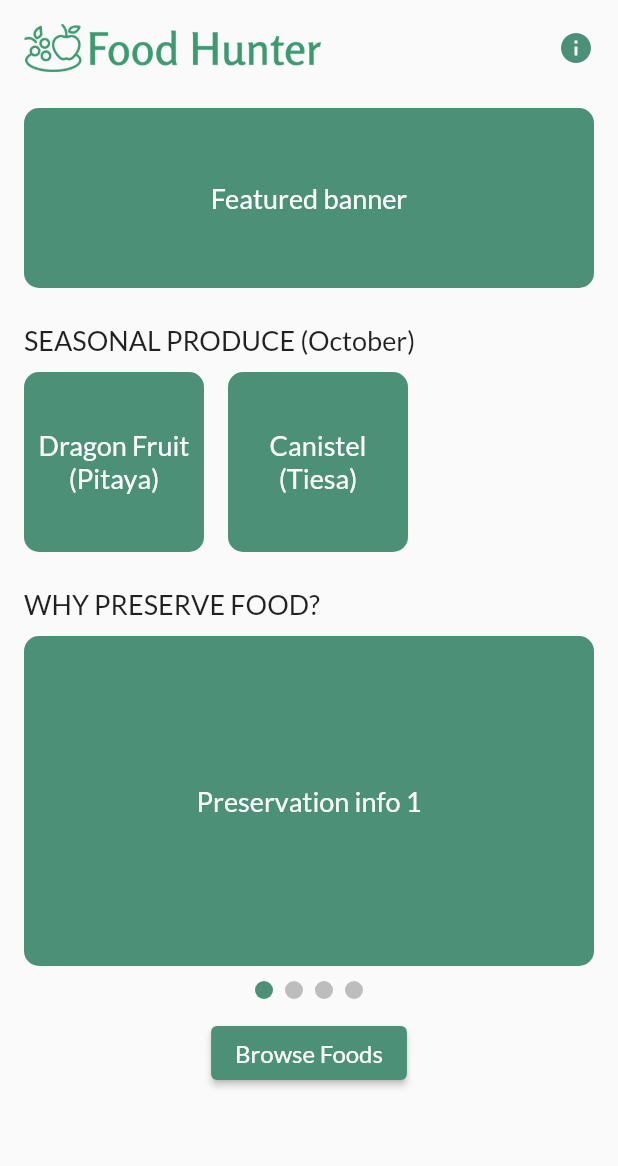
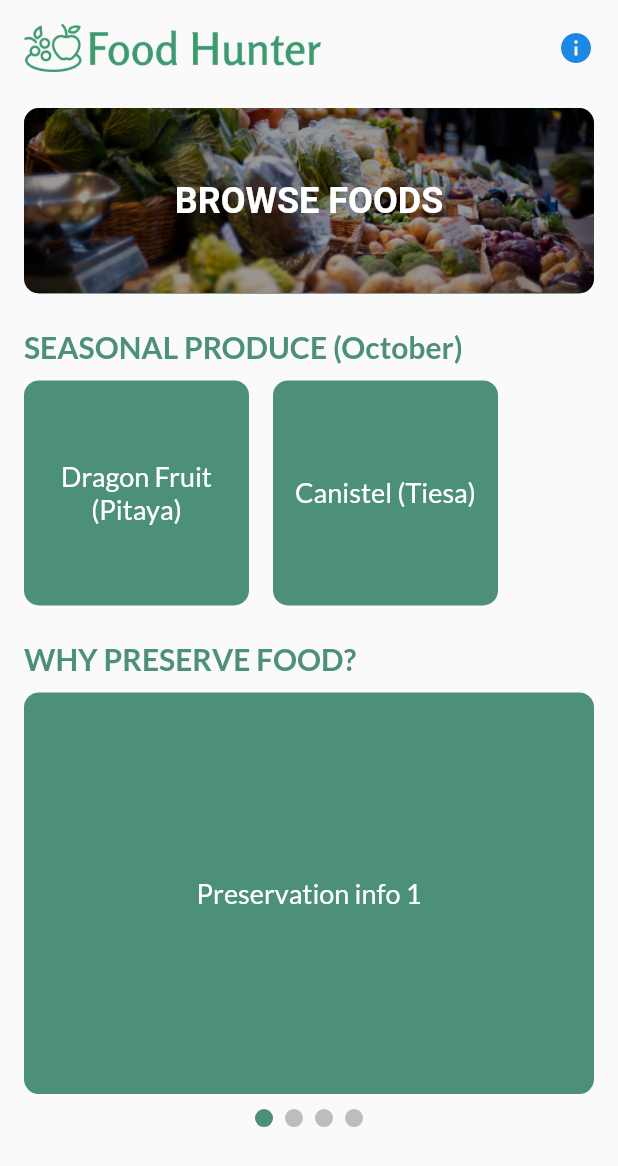
Before and after one commit to noitisoprepus/food-hunter, a Flutter app: the screen it shows after launch, on a phone screen of 412 x 824 dp. Shown: the top 1166 px of the screen. Run offline on Flutter 3.47's test engine with Material 2 defaults, Android fonts, the phone set to English and light mode, and no system bars; our stand-ins replace google_fonts.

Commit message:
Homepage improvements

```diff
--- a/lib/pages/home.dart
+++ b/lib/pages/home.dart
@@ -4,6 +4,7 @@ import 'package:flutter/services.dart';
 import 'package:food_hunter/pages/catalog.dart';
 import 'package:food_hunter/pages/food.dart';
 import 'package:food_hunter/themes/color_scheme.dart';
+import 'package:google_fonts/google_fonts.dart';
 
 class HomePage extends StatefulWidget {
   const HomePage({super.key});
@@ -64,24 +65,32 @@ class _HomePageState extends State<HomePage> {
   @override
   Widget build(BuildContext context) {
     double screenWidth = MediaQuery.of(context).size.width;
+    double screenHeight = MediaQuery.of(context).size.height;
+
     DateTime now = DateTime.now();
     String currMonth = getMonthString(now.month);
+
+    ColorFilter darkenFilter = ColorFilter.mode(
+      Colors.black.withOpacity(0.4),
+      BlendMode.srcOver,
+    );
+
     return Scaffold(
       body: SafeArea(
         child: Column(
           children: <Widget>[
-            const Padding(
-              padding: EdgeInsets.all(16.0),
+            Padding(
+              padding: const EdgeInsets.all(16.0),
               child: Row(
                 mainAxisAlignment: MainAxisAlignment.spaceBetween,
                 children: [
-                  Image(
+                  const Image(
                     image: AssetImage('assets/pics/logo/banner-logo.png'),
                     height: 32,
                   ),
                   Icon(
                     Icons.info,
-                    color: FHColorScheme.primaryColor,
+                    color: Colors.blue[600],
                     size: 24.0,
                   ),
                 ],
@@ -93,22 +102,46 @@ class _HomePageState extends State<HomePage> {
             Padding(
               padding: const EdgeInsets.symmetric(horizontal: 16.0),
               child: SizedBox(
-                height: 120,
+                height: screenHeight * 0.15,
+                child: GestureDetector(
+                  onTap: () {
+                    Navigator.push(
+                      context,
+                      MaterialPageRoute(
+                        builder: (context) => const CatalogPage(),
+                      ),
+                    );
+                  },
                   child: Container(
                     constraints: const BoxConstraints.expand(),
                     decoration: BoxDecoration(
                       color: FHColorScheme.primaryColor,
                       borderRadius: BorderRadius.circular(10),
                     ),
-                  child: const Center(
+                    clipBehavior: Clip.antiAlias,
+                    child: Stack(
+                      fit: StackFit.expand,
+                      children: <Widget>[
+                        ColorFiltered(
+                          colorFilter: darkenFilter,
+                          child: const Image(
+                            image: AssetImage('assets/pics/preservation/market_0.jpg'),
+                            fit: BoxFit.cover,
+                          ),
+                        ),
+                        Center(
                           child: Text(
-                      'Featured banner',
-                      style: TextStyle(
-                        fontSize: 18,
+                            'BROWSE FOODS',
+                            style: GoogleFonts.hindSiliguri(
+                              fontSize: 24,
+                              fontWeight: FontWeight.bold,
                               color: Colors.white,
                             )
-                    )
-                  )
+                          ),
+                        ),
+                      ],
+                    ),
+                  ),
                 )
               )
             ),
@@ -122,7 +155,9 @@ class _HomePageState extends State<HomePage> {
                 child: Text(
                     'SEASONAL PRODUCE ($currMonth)',
                     style: const TextStyle(
-                      fontSize: 18,
+                      fontSize: 20,
+                      fontWeight: FontWeight.bold,
+                      color: FHColorScheme.primaryColor
                     ),
                   )
                 )
@@ -131,7 +166,7 @@ class _HomePageState extends State<HomePage> {
               height: 10,
             ),
             SizedBox(
-              height: 120,
+              height: 150,
               child: ListView.builder(
                 scrollDirection: Axis.horizontal,
                 itemCount: _seasonalFoods.length,
@@ -154,7 +189,7 @@ class _HomePageState extends State<HomePage> {
                         child: Hero(
                           tag: _seasonalFoods[index],
                           child: Container(
-                            width: 120,
+                            width: 150,
                             decoration: BoxDecoration(
                               color: FHColorScheme.primaryColor,
                               borderRadius: BorderRadius.circular(10),
@@ -188,7 +223,9 @@ class _HomePageState extends State<HomePage> {
                 child: Text(
                     'WHY PRESERVE FOOD?',
                     style: TextStyle(
-                      fontSize: 18,
+                      fontSize: 20,
+                      fontWeight: FontWeight.bold,
+                      color: FHColorScheme.primaryColor
                     ),
                   )
                 )
@@ -197,7 +234,7 @@ class _HomePageState extends State<HomePage> {
               height: 10,
             ),
             SizedBox(
-              height: 220,
+              height: screenHeight * 0.325,
               child: PageView.builder(
                 controller: _pageController,
                 scrollDirection: Axis.horizontal,
@@ -249,24 +286,6 @@ class _HomePageState extends State<HomePage> {
                 ),
               ),
             ),
-            const SizedBox(
-              height: 12,
-            ),
-            ElevatedButton(
-              onPressed: () {
-                  Navigator.of(context).push(
-                  MaterialPageRoute(
-                    builder: (context) => const CatalogPage(),
-                  ),
-                );
-              },
-              child: const Text(
-                'Browse Foods',
-                style: TextStyle(
-                  fontSize: 16
-                ),
-              ),
-            ),
           ],
         ),
       ),
```
Lines whose indentation alone changed are shown as unchanged.
